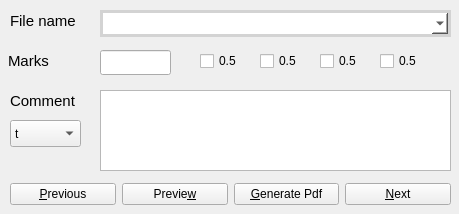
Qt form grader_improved/grader_editor.ui (shubhamshuklaer/autog) before a commit.
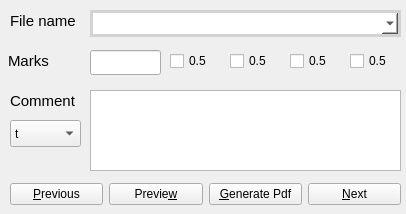
The same form after that commit.

The edit to the form file:
```diff
--- a/grader_improved/grader_editor.ui
+++ b/grader_improved/grader_editor.ui
@@ -6,7 +6,7 @@
    <rect>
     <x>0</x>
     <y>0</y>
-    <width>459</width>
+    <width>406</width>
     <height>214</height>
    </rect>
   </property>
@@ -47,9 +47,9 @@
   <widget class="QTextEdit" name="comment_text">
    <property name="geometry">
     <rect>
-     <x>100</x>
+     <x>90</x>
      <y>90</y>
-     <width>351</width>
+     <width>311</width>
      <height>81</height>
     </rect>
    </property>
@@ -85,7 +85,7 @@
   <widget class="QLineEdit" name="marks_text">
    <property name="geometry">
     <rect>
-     <x>100</x>
+     <x>90</x>
      <y>50</y>
      <width>71</width>
      <height>25</height>
@@ -126,9 +126,9 @@
   <widget class="QWidget" name="marks_widget" native="true">
    <property name="geometry">
     <rect>
-     <x>190</x>
+     <x>160</x>
      <y>40</y>
-     <width>261</width>
+     <width>241</width>
      <height>41</height>
     </rect>
    </property>
@@ -188,9 +188,9 @@
   <widget class="QComboBox" name="file_name_combo">
    <property name="geometry">
     <rect>
-     <x>100</x>
+     <x>90</x>
      <y>10</y>
-     <width>351</width>
+     <width>311</width>
      <height>27</height>
     </rect>
    </property>
@@ -245,12 +245,12 @@
     </property>
    </item>
   </widget>
-  <widget class="QWidget" name="">
+  <widget class="QWidget" name="layoutWidget">
    <property name="geometry">
     <rect>
      <x>10</x>
      <y>180</y>
-     <width>441</width>
+     <width>391</width>
      <height>29</height>
     </rect>
    </property>
```
Left out of the diff: 3 changed lines with no effect on the pictures.
